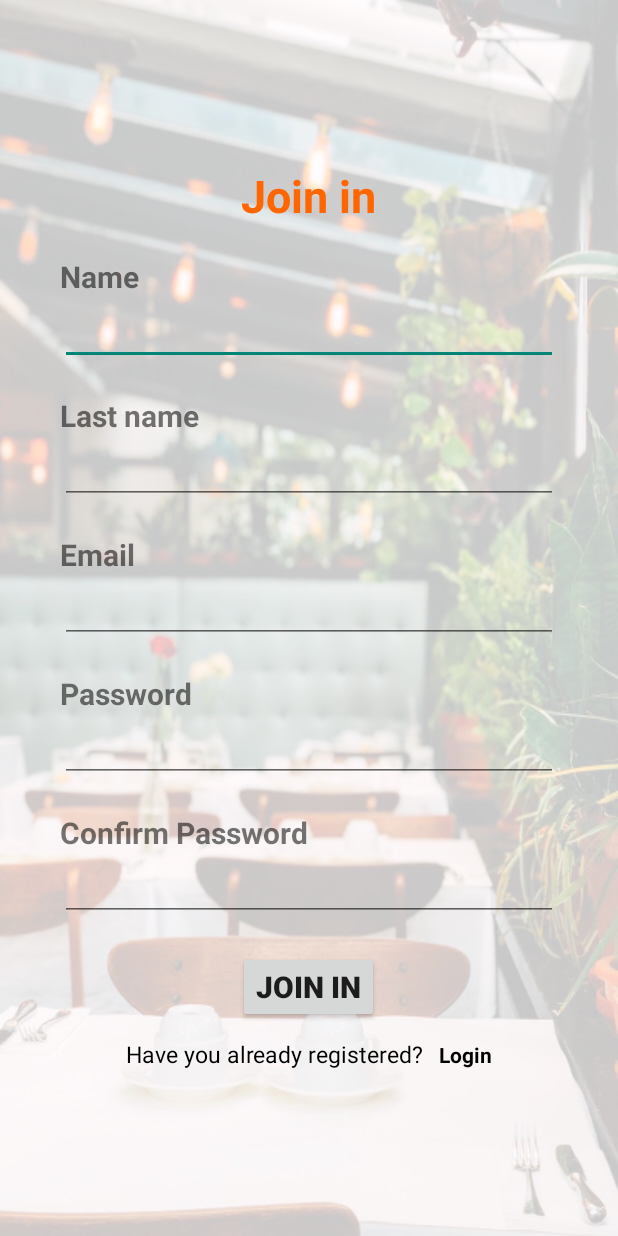
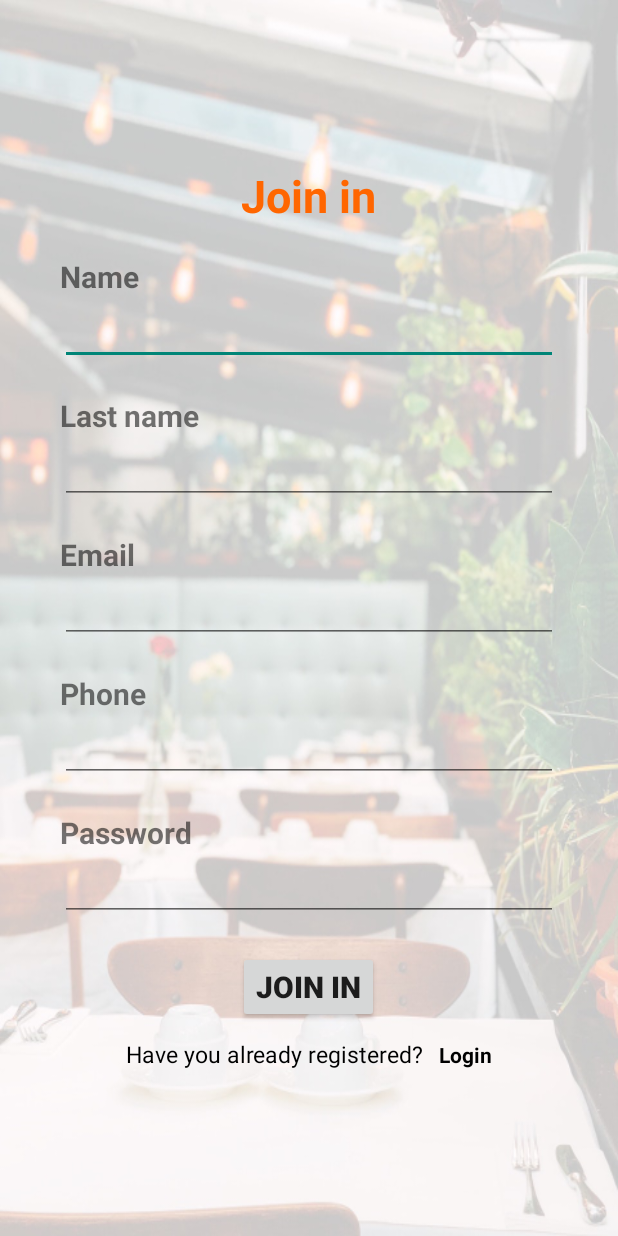
Before and after one commit to danielCH26/DevelopX-TeamMovil, an Android app: the JoinIn screen opened directly, with no data from a screen before it, on a phone screen of 412 x 824 dp. Run offline under Robolectric (Android 15) with nearby library versions, the phone set to English and light mode, and no system bars; our stand-ins replace Firebase (no records; nobody signed in at launch, a user with empty details on screens opened directly).

```diff
--- a/app/src/main/res/layout-land/activity_main.xml
+++ b/app/src/main/res/layout-land/activity_main.xml
@@ -38,7 +38,8 @@
             android:id="@+id/txtvUser"
             android:layout_width="wrap_content"
             android:layout_height="wrap_content"
-            android:text="@string/txtUser"
+            android:text="@string/txtEmail"
+            android:inputType="textEmailAddress"
             android:textSize="30dp"
             android:textStyle="bold"/>
 
--- a/app/src/main/res/layout-sw600dp-land/activity_main.xml
+++ b/app/src/main/res/layout-sw600dp-land/activity_main.xml
@@ -39,7 +39,8 @@
             android:id="@+id/txtvUser"
             android:layout_width="wrap_content"
             android:layout_height="wrap_content"
-            android:text="@string/txtUser"
+            android:text="@string/txtEmail"
+            android:inputType="textEmailAddress"
             android:textSize="60dp"
             android:textStyle="bold"/>
 
--- a/app/src/main/res/layout-sw600dp/activity_main.xml
+++ b/app/src/main/res/layout-sw600dp/activity_main.xml
@@ -38,7 +38,8 @@
             android:id="@+id/txtvUser"
             android:layout_width="wrap_content"
             android:layout_height="wrap_content"
-            android:text="@string/txtUser"
+            android:text="@string/txtEmail"
+            android:inputType="textEmailAddress"
             android:textSize="60dp"
             android:textStyle="bold"/>
 
--- a/app/src/main/res/layout-sw720dp-land/activity_main.xml
+++ b/app/src/main/res/layout-sw720dp-land/activity_main.xml
@@ -39,7 +39,8 @@
             android:id="@+id/txtvUser"
             android:layout_width="wrap_content"
             android:layout_height="wrap_content"
-            android:text="@string/txtUser"
+            android:text="@string/txtEmail"
+            android:inputType="textEmailAddress"
             android:textSize="90dp"
             android:textStyle="bold"/>
 
--- a/app/src/main/res/layout-sw720dp/activity_main.xml
+++ b/app/src/main/res/layout-sw720dp/activity_main.xml
@@ -38,7 +38,8 @@
             android:id="@+id/txtvUser"
             android:layout_width="wrap_content"
             android:layout_height="wrap_content"
-            android:text="@string/txtUser"
+            android:text="@string/txtEmail"
+            android:inputType="textEmailAddress"
             android:textSize="90dp"
             android:textStyle="bold"/>
 
--- a/app/src/main/res/layout/activity_join_in.xml
+++ b/app/src/main/res/layout/activity_join_in.xml
@@ -77,36 +77,37 @@
             android:inputType="textEmailAddress"/>
 
         <TextView
-            android:id="@+id/txtvPassword"
+            android:id="@+id/txtvConfirmPassword"
             android:layout_width="wrap_content"
             android:layout_height="wrap_content"
-            android:text="@string/txtPassword"
+            android:text="@string/txtPhone"
             android:textSize="20dp"
             android:textStyle="bold"
             android:layout_marginTop="20dp"/>
 
         <EditText
-            android:id="@+id/edtPassword"
+            android:id="@+id/edtPhone"
             android:layout_width="match_parent"
             android:layout_height="wrap_content"
-            android:inputType="textPassword"
+            android:inputType="number"
             />
 
         <TextView
-            android:id="@+id/txtvConfirmPassword"
-            android:layout_width="wrap_content"
-            android:layout_height="wrap_content"
-            android:text="@string/txtConfirmPassword"
-            android:textSize="20dp"
-            android:textStyle="bold"
-            android:layout_marginTop="20dp"/>
+        android:id="@+id/txtvPassword"
+        android:layout_width="wrap_content"
+        android:layout_height="wrap_content"
+        android:text="@string/txtPassword"
+        android:textSize="20dp"
+        android:textStyle="bold"
+        android:layout_marginTop="20dp"/>
 
         <EditText
-            android:id="@+id/edtConfirmPassword"
-            android:layout_width="match_parent"
-            android:layout_height="wrap_content"
-            android:inputType="textPassword"
-            />
+        android:id="@+id/edtPassword"
+        android:layout_width="match_parent"
+        android:layout_height="wrap_content"
+        android:inputType="textPassword"
+        />
+
 
         <Button
             android:id="@+id/btnJoinIn"
--- a/app/src/main/res/values/strings.xml
+++ b/app/src/main/res/values/strings.xml
@@ -15,5 +15,6 @@
     <string name="txtActionLogout">Logout</string>
     <string name="txtRole">Role</string>
     <string name="txtAlreadyRegister">Have you already registered?</string>
+    <string name="txtPhone">Phone</string>
 
 </resources>
```
Also changed, not shown: app/src/main/java/com/example/pideloapp/JoinIn.java (+89 -2 lines), 1 other file.
